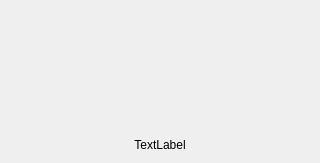
The window that src/Common/gui/BusyDialog.ui (elieserdejesus/JamTaba) describes before a commit, drawn with Qt 5.
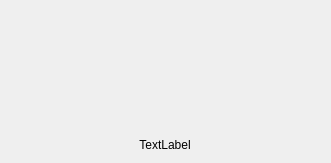
The same window after the commit.

Commit message: Fixing busy dialog width for long sever names fix #598

The edit to the form file:
```diff
--- a/src/Common/gui/BusyDialog.ui
+++ b/src/Common/gui/BusyDialog.ui
@@ -9,10 +9,16 @@
    <rect>
     <x>0</x>
     <y>0</y>
-    <width>320</width>
+    <width>331</width>
     <height>163</height>
    </rect>
   </property>
+  <property name="sizePolicy">
+   <sizepolicy hsizetype="MinimumExpanding" vsizetype="Preferred">
+    <horstretch>0</horstretch>
+    <verstretch>0</verstretch>
+   </sizepolicy>
+  </property>
   <property name="windowTitle">
    <string notr="true"/>
   </property>
@@ -22,9 +28,6 @@
   <property name="accessibleDescription">
    <string>This is the busy dialog window</string>
   </property>
-  <property name="styleSheet">
-   <string notr="true"/>
-  </property>
   <property name="modal">
    <bool>false</bool>
   </property>
@@ -47,6 +50,12 @@
    </item>
    <item alignment="Qt::AlignHCenter|Qt::AlignVCenter">
     <widget class="QLabel" name="labelText">
+     <property name="sizePolicy">
+      <sizepolicy hsizetype="MinimumExpanding" vsizetype="Preferred">
+       <horstretch>1</horstretch>
+       <verstretch>0</verstretch>
+      </sizepolicy>
+     </property>
      <property name="text">
       <string>TextLabel</string>
      </property>
```
Left out of the diff: 6 changed lines with no effect on the pictures. The commit also changes 1 other file.
